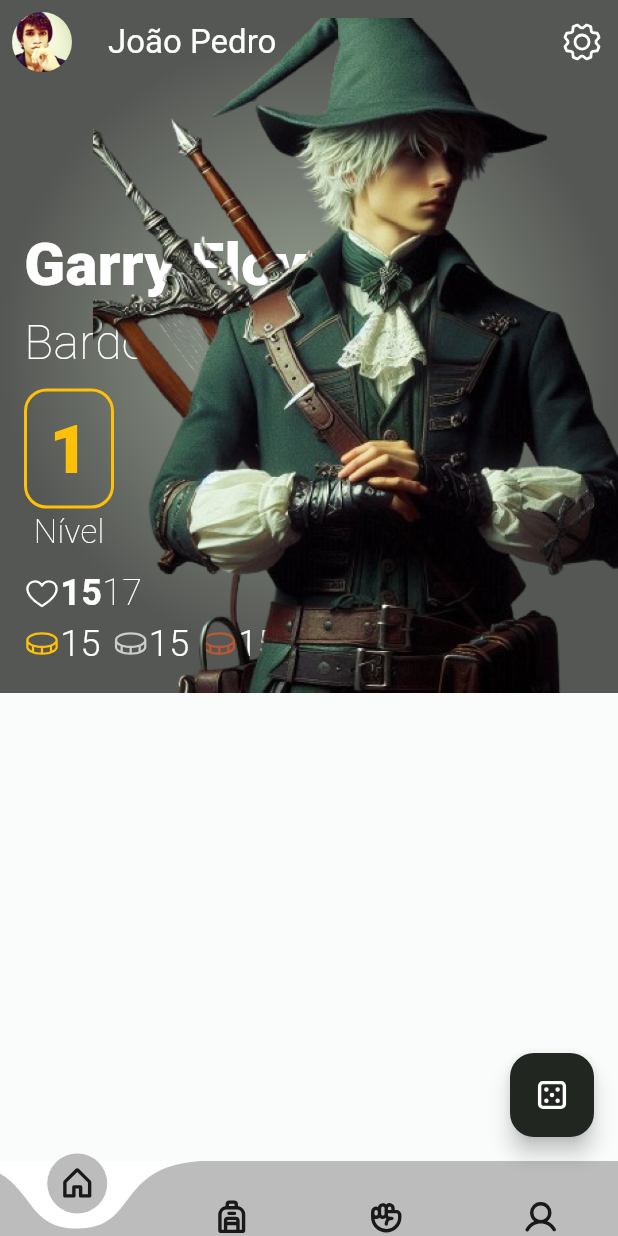
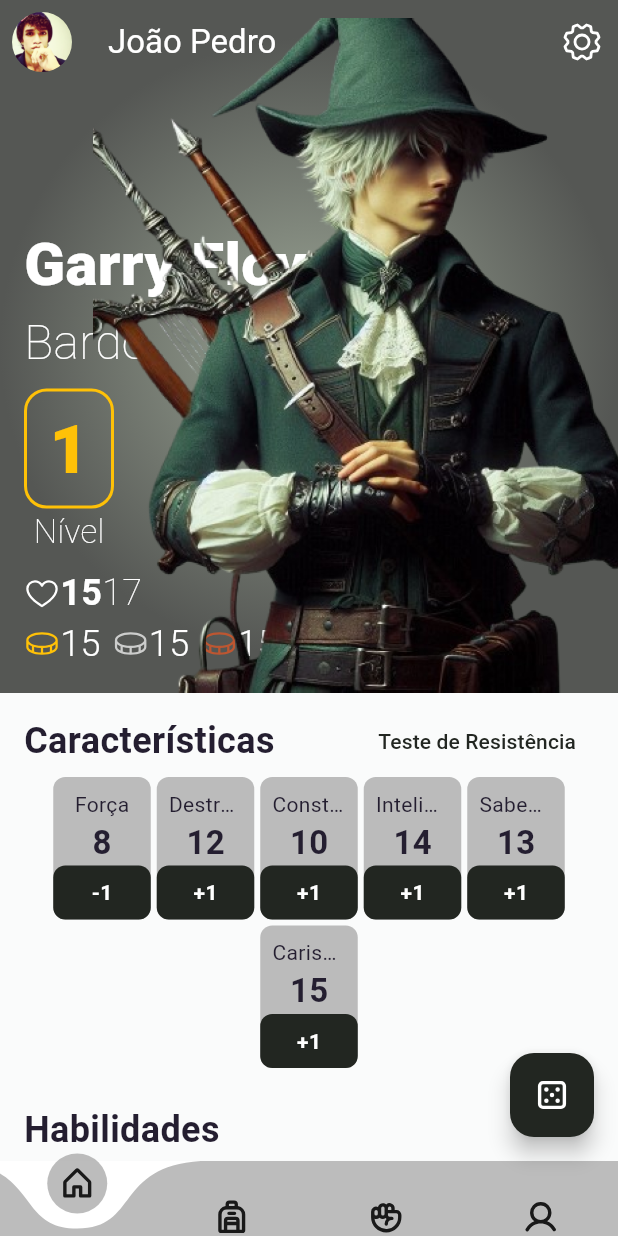
Before and after one commit to Ore-Software-Hub/char-vault, a Flutter app: the screen it shows after launch, on a phone screen of 412 x 824 dp. Run offline on Flutter 3.47's test engine with Material 3 defaults, Android fonts, the phone set to English and light mode, and no system bars; drawn by our look-alikes of curved_navigation_bar; our stand-ins replace phosphor_flutter, shared_preferences.

Commit message:
finalizado estrutura home

```diff
--- /dev/null
+++ b/lib/pages/home/components/features_component.dart
@@ -0,0 +1,75 @@
+import 'package:flutter/material.dart';
+
+import 'package:character_vault/constants/cores.constants.dart' as cores;
+
+class FeaturesComponent extends StatefulWidget {
+  const FeaturesComponent(
+      {super.key,
+      required this.title,
+      required this.value,
+      required this.modifier});
+
+  final String title;
+  final String value;
+  final String modifier;
+
+  @override
+  State<FeaturesComponent> createState() => _FeaturesComponentState();
+}
+
+class _FeaturesComponentState extends State<FeaturesComponent> {
+  @override
+  Widget build(BuildContext context) {
+    return Column(
+      children: [
+        Container(
+          width: 65,
+          alignment: Alignment.center,
+          padding: const EdgeInsets.only(top: 8),
+          decoration: BoxDecoration(
+            borderRadius: BorderRadius.circular(8.0),
+            color: cores.gray,
+          ),
+          child: Column(
+            children: [
+              Padding(
+                padding: const EdgeInsets.only(left: 8.0, right: 8),
+                child: Text(
+                  widget.title,
+                  overflow: TextOverflow.ellipsis,
+                  maxLines: 1,
+                  softWrap: false,
+                ),
+              ),
+              Text(
+                widget.value,
+                style: const TextStyle(
+                  fontWeight: FontWeight.bold,
+                  fontSize: 22,
+                ),
+              ),
+              Container(
+                width: 65,
+                alignment: Alignment.center,
+                padding: const EdgeInsets.only(
+                    top: 8, bottom: 8, left: 16, right: 16),
+                decoration: BoxDecoration(
+                  color: cores.primaryColor, // Sem preenchimento
+                  borderRadius: BorderRadius.circular(8.0), // Raio da borda
+                ),
+                child: Text(
+                  widget.modifier,
+                  style: const TextStyle(
+                    color: Colors.white,
+                    fontWeight: FontWeight.bold,
+                    fontSize: 14,
+                  ),
+                ),
+              )
+            ],
+          ),
+        ),
+      ],
+    );
+  }
+}
--- /dev/null
+++ b/lib/pages/home/components/skills_component.dart
@@ -0,0 +1,48 @@
+import 'package:flutter/material.dart';
+
+import 'package:character_vault/constants/cores.constants.dart' as cores;
+
+class SkillsComponent extends StatefulWidget {
+  const SkillsComponent({
+    super.key,
+    required this.title,
+    required this.value,
+  });
+
+  final String title;
+  final String value;
+
+  @override
+  State<SkillsComponent> createState() => _SkillsComponentState();
+}
+
+class _SkillsComponentState extends State<SkillsComponent> {
+  @override
+  Widget build(BuildContext context) {
+    return SizedBox(
+      width: 100,
+      child: Column(
+        children: [
+          Text(
+            widget.value,
+            style: const TextStyle(
+              fontWeight: FontWeight.bold,
+              fontSize: 22,
+            ),
+          ),
+          const Divider(),
+          Text(
+            widget.title,
+            overflow: TextOverflow.ellipsis,
+            maxLines: 1,
+            softWrap: false,
+            style: const TextStyle(
+              fontWeight: FontWeight.w300,
+              fontSize: 16,
+            ),
+          ),
+        ],
+      ),
+    );
+  }
+}
--- a/lib/pages/home_page.dart
+++ b/lib/pages/home/home_page.dart
@@ -1,3 +1,5 @@
+import 'package:character_vault/pages/home/components/features_component.dart';
+import 'package:character_vault/pages/home/components/skills_component.dart';
 import 'package:flutter/material.dart';
 import 'package:phosphor_flutter/phosphor_flutter.dart';
 
@@ -34,13 +36,13 @@ class _HomePageState extends State<HomePage> {
       extendBodyBehindAppBar: true,
       appBar: AppBar(
         forceMaterialTransparency: true,
-        title: Text(
+        title: const Text(
           "João Pedro",
           style: TextStyle(color: Colors.white),
         ),
         actions: [
           IconButton(
-            icon: PhosphorIcon(
+            icon: const PhosphorIcon(
               PhosphorIconsRegular.gear,
               size: 30,
               color: Colors.white,
@@ -242,6 +244,90 @@ class _HomePageState extends State<HomePage> {
                 ),
               ],
             ),
+            Padding(
+              padding: const EdgeInsets.only(top: 8, left: 16, right: 16),
+              child: Column(
+                children: [
+                  Row(
+                    mainAxisAlignment: MainAxisAlignment.spaceBetween,
+                    children: [
+                      const Text(
+                        "Características",
+                        style: TextStyle(
+                          fontSize: 24,
+                          fontWeight: FontWeight.bold,
+                        ),
+                      ),
+                      TextButton(
+                          onPressed: () {},
+                          child: const Text("Teste de Resistência"))
+                    ],
+                  ),
+                  const Wrap(
+                    alignment: WrapAlignment.center,
+                    spacing: 4.0, // Espaçamento horizontal entre os widgets
+                    runSpacing: 4.0, // Espaçamento vertical entre as linhas
+                    children: [
+                      FeaturesComponent(
+                          title: "Força", value: "8", modifier: "-1"),
+                      FeaturesComponent(
+                          title: "Destreza", value: "12", modifier: "+1"),
+                      FeaturesComponent(
+                          title: "Constituição", value: "10", modifier: "+1"),
+                      FeaturesComponent(
+                          title: "Inteligência", value: "14", modifier: "+1"),
+                      FeaturesComponent(
+                          title: "Sabedoria", value: "13", modifier: "+1"),
+                      FeaturesComponent(
+                          title: "Carisma", value: "15", modifier: "+1"),
+                    ],
+                  )
+                ],
+              ),
+            ),
+            const Padding(
+              padding: const EdgeInsets.only(top: 24, left: 16, right: 16),
+              child: Column(
+                crossAxisAlignment: CrossAxisAlignment.start,
+                children: [
+                  const Text(
+                    "Habilidades",
+                    style: TextStyle(
+                      fontSize: 24,
+                      fontWeight: FontWeight.bold,
+                    ),
+                  ),
+                  const Wrap(
+                    alignment: WrapAlignment.center,
+                    spacing: 4.0, // Espaçamento horizontal entre os widgets
+                    runSpacing: 4.0, // Espaçamento vertical entre as linhas
+                    children: [
+                      SkillsComponent(title: "Acrobacia", value: "+2"),
+                      SkillsComponent(title: "Arcanismo", value: "+2"),
+                      SkillsComponent(title: "Atletismo", value: "-1"),
+                      SkillsComponent(title: "Atuação", value: "+2"),
+                      SkillsComponent(title: "Enganação", value: "+3"),
+                      SkillsComponent(title: "Furtividade", value: "0"),
+                      SkillsComponent(title: "História", value: "+2"),
+                      SkillsComponent(title: "Intimidação", value: "0"),
+                      SkillsComponent(title: "Intuição", value: "0"),
+                      SkillsComponent(title: "Investigação", value: "+2"),
+                      SkillsComponent(title: "Lidar com Animais", value: "0"),
+                      SkillsComponent(title: "Medicina", value: "-1"),
+                      SkillsComponent(title: "Natureza", value: "+2"),
+                      SkillsComponent(title: "Percepção", value: "0"),
+                      SkillsComponent(title: "Persuação", value: "+2"),
+                      SkillsComponent(title: "Prestidigitação", value: "0"),
+                      SkillsComponent(title: "Religião", value: "0"),
+                      SkillsComponent(title: "Sobrevivência", value: "-1"),
+                    ],
+                  )
+                ],
+              ),
+            ),
+            SizedBox(
+              height: 30,
+            )
           ],
         ),
       ),
--- a/lib/pages/initial_page.dart
+++ b/lib/pages/initial_page.dart
@@ -1,6 +1,6 @@
 import 'dart:math';
 
-import 'package:character_vault/pages/home_page.dart';
+import 'package:character_vault/pages/home/home_page.dart';
 import 'package:curved_navigation_bar/curved_navigation_bar.dart';
 import 'package:flutter/material.dart';
 import 'package:phosphor_flutter/phosphor_flutter.dart';
```
